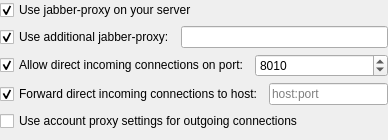
Above: src/plugins/socksstreams/socksoptionswidget.ui from vacuum-im/vacuum-im before the change. Below: the same form after it.
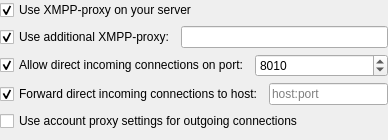
That is the form after the change.

```diff
--- a/src/plugins/socksstreams/socksoptionswidget.ui
+++ b/src/plugins/socksstreams/socksoptionswidget.ui
@@ -17,7 +17,7 @@
    <item>
     <widget class="QCheckBox" name="chbUseAccountStreamProxy">
      <property name="text">
-      <string>Use jabber-proxy on your server</string>
+      <string>Use XMPP-proxy on your server</string>
      </property>
      <property name="checked">
       <bool>true</bool>
@@ -29,7 +29,7 @@
      <item>
       <widget class="QCheckBox" name="chbUseUserStreamProxy">
        <property name="text">
-        <string>Use additional jabber-proxy:</string>
+        <string>Use additional XMPP-proxy:</string>
        </property>
        <property name="checked">
         <bool>true</bool>
```
